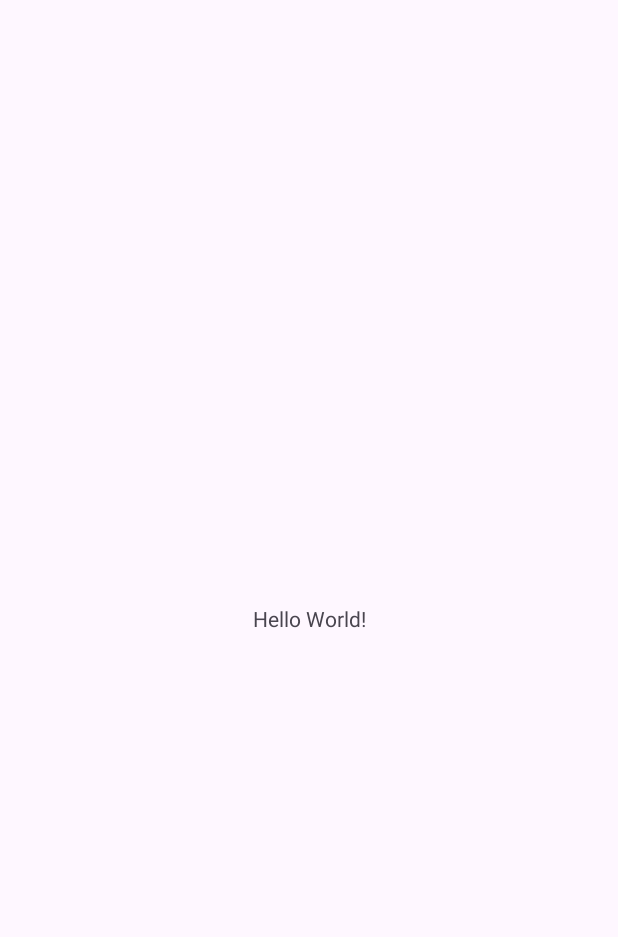
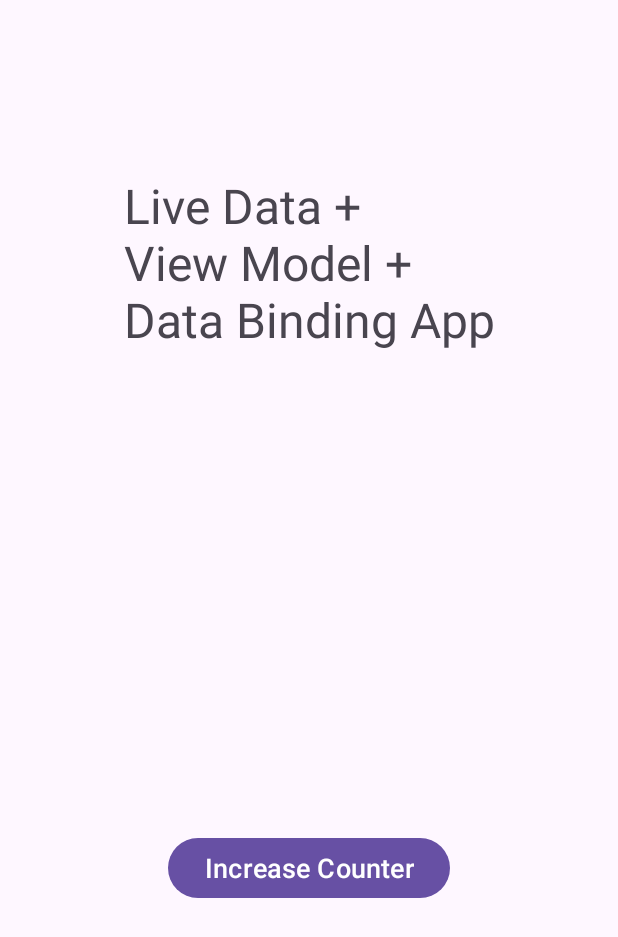
Before and after one commit to GuelmamiBarie/ViewModelApp, an Android app: the screen it shows after launch (MainActivity), on a phone screen of 412 x 824 dp. Before the commit the part shown is almost empty. Shown: the top 937 px of the screen. Run offline under Robolectric (Android 15) with nearby library versions, the phone set to English and light mode, and no system bars; our stand-ins replace data binding.

Commit message:
Changing the xml file

```diff
--- a/app/build.gradle.kts
+++ b/app/build.gradle.kts
@@ -26,6 +26,11 @@ android {
         sourceCompatibility = JavaVersion.VERSION_1_8
         targetCompatibility = JavaVersion.VERSION_1_8
     }
+
+    buildFeatures{
+        dataBinding = true;
+    }
+
 }
 
 dependencies {
--- /dev/null
+++ b/app/src/main/java/vistula/glmbr/viewmodelapp/myviewmodel.java
@@ -0,0 +1,4 @@
+package vistula.glmbr.viewmodelapp;
+
+public class myviewmodel {
+}
--- a/app/src/main/res/layout/activity_main.xml
+++ b/app/src/main/res/layout/activity_main.xml
@@ -1,19 +1,57 @@
 <?xml version="1.0" encoding="utf-8"?>
-<androidx.constraintlayout.widget.ConstraintLayout xmlns:android="http://schemas.android.com/apk/res/android"
+<layout
+    xmlns:android="http://schemas.android.com/apk/res/android"
     xmlns:app="http://schemas.android.com/apk/res-auto"
-    xmlns:tools="http://schemas.android.com/tools"
+    xmlns:tools="http://schemas.android.com/tools">
+    <data>
+        <variable
+            name="myviewmodel"
+            type="vistula.glmbr.viewmodelapp.myviewmodel" />
+
+
+    </data>
+
+<androidx.constraintlayout.widget.ConstraintLayout
     android:id="@+id/main"
     android:layout_width="match_parent"
     android:layout_height="match_parent"
     tools:context=".MainActivity">
 
     <TextView
+        android:id="@+id/textView"
         android:layout_width="wrap_content"
         android:layout_height="wrap_content"
-        android:text="Hello World!"
+        android:text="Live Data + \nView Model + \nData Binding App"
+        android:textSize="32sp"
         app:layout_constraintBottom_toBottomOf="parent"
         app:layout_constraintEnd_toEndOf="parent"
         app:layout_constraintStart_toStartOf="parent"
-        app:layout_constraintTop_toTopOf="parent" />
+        app:layout_constraintTop_toTopOf="parent"
+        app:layout_constraintVertical_bias="0.164" />
+
+    <TextView
+
+    android:id="@+id/textView2"
+    android:layout_width="wrap_content"
+    android:layout_height="wrap_content"
+    android:layout_marginTop="116dp"
+    android:textSize="48sp"
+    app:layout_constraintEnd_toEndOf="parent"
+    app:layout_constraintHorizontal_bias="0.498"
+    app:layout_constraintStart_toStartOf="parent"
+    app:layout_constraintTop_toBottomOf="@+id/textView" />
+
+    <Button
+        android:onClick="@{myviewmodel::increaseCounter}"
+        android:id="@+id/button"
+        android:layout_width="wrap_content"
+        android:layout_height="wrap_content"
+        android:layout_marginBottom="221dp"
+        android:text="Increase Counter"
+        android:textSize="18sp"
+        app:layout_constraintBottom_toBottomOf="parent"
+        app:layout_constraintEnd_toEndOf="parent"
+        app:layout_constraintStart_toStartOf="parent" />
 
 </androidx.constraintlayout.widget.ConstraintLayout>
+</layout>
```
